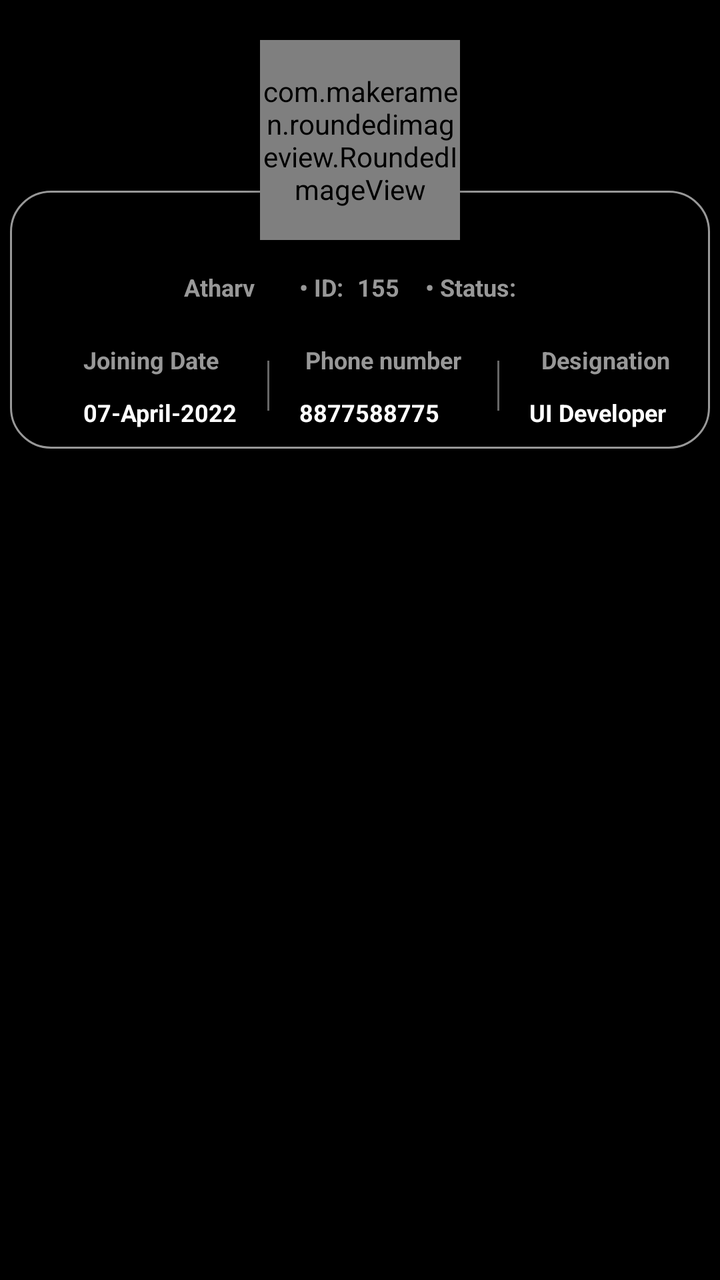
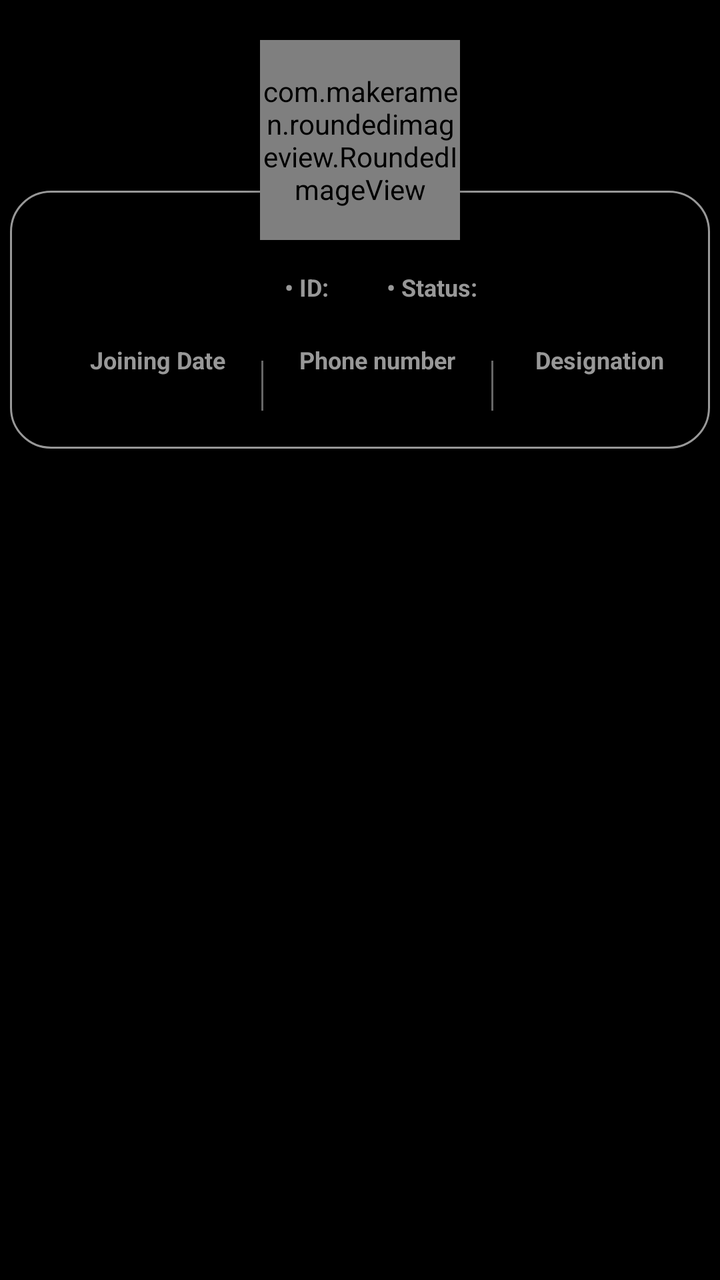

The first picture is an Android layout as it rendered before a commit; the second is the same layout after the commit. The layout source and the unified diff follow.
<!-- AndroidManifest.xml: application theme AppTheme -->
<!-- res/layout/fragment_emply_per_formance.xml -->
<?xml version="1.0" encoding="utf-8"?>
<layout>

    <LinearLayout xmlns:android="http://schemas.android.com/apk/res/android"
        xmlns:app="http://schemas.android.com/apk/res-auto"
        xmlns:tools="http://schemas.android.com/tools"
        android:layout_width="match_parent"
        android:layout_height="match_parent"
        android:background="@color/black"
        tools:context=".EmployeeAction.EmplyPerFormanceFragment">

        <ScrollView
            android:layout_width="match_parent"
            android:layout_height="wrap_content">

            <LinearLayout
                android:layout_width="match_parent"
                android:layout_height="wrap_content"
                android:orientation="vertical">

                <com.makeramen.roundedimageview.RoundedImageView
                    android:id="@+id/profilePhoto"
                    android:layout_width="100dp"
                    android:layout_height="100dp"
                    android:layout_gravity="center"
                    android:layout_marginTop="@dimen/_20dp"
                    android:layout_marginBottom="-30dp"
                    android:elevation="@dimen/_10"
                    app:riv_corner_radius="30dp"
                    android:scaleType="fitCenter"
                    app:riv_border_width="2dp"
                    android:src="@drawable/profilephoto" />

                <LinearLayout
                    android:layout_width="match_parent"
                    android:layout_height="wrap_content"
                    android:layout_gravity="bottom"
                    android:layout_margin="@dimen/_5dp"
                    android:background="@drawable/cardview_border"
                    android:gravity="center"
                    android:orientation="vertical"
                    android:padding="@dimen/_5dp"
                    android:paddingTop="@dimen/_30dp">


                    <LinearLayout
                        android:layout_width="match_parent"
                        android:layout_height="wrap_content"
                        android:layout_gravity="center"
                        android:layout_marginTop="@dimen/_30dp"
                        android:gravity="center"
                        android:orientation="horizontal">

                        <TextView
                            android:id="@+id/name"
                            android:layout_width="wrap_content"
                            android:layout_height="wrap_content"
                            android:padding="5dp"
                            android:paddingTop="@dimen/_20dp"
                            android:text="Atharv  "
                            android:textColor="#989898"
                            android:textSize="12dp"
                            android:textStyle="bold" />

                        <TextView
                            android:layout_width="wrap_content"
                            android:layout_height="wrap_content"
                            android:padding="5dp"
                            android:paddingTop="@dimen/_20dp"
                            android:text="  • ID:"
                            android:textColor="#989898"
                            android:textSize="12dp"
                            android:textStyle="bold" />

                        <TextView
                            android:id="@+id/id"
                            android:layout_width="wrap_content"
                            android:layout_height="wrap_content"
                            android:padding="2dp"
                            android:paddingTop="@dimen/_20dp"
                            android:text="155"
                            android:textColor="#989898"
                            android:textSize="12dp"
                            android:textStyle="bold" />

                        <TextView
                            android:layout_width="wrap_content"
                            android:layout_height="wrap_content"
                            android:padding="5dp"
                            android:paddingTop="@dimen/_20dp"
                            android:text="  • Status:"
                            android:textColor="#989898"
                            android:textSize="12dp"
                            android:textStyle="bold" />

                        <TextView
                            android:id="@+id/Status"
                            android:layout_width="wrap_content"
                            android:layout_height="wrap_content"
                            android:padding="2dp"
                            android:paddingTop="@dimen/_20dp"
                            android:text="  "
                            android:textColor="#989898"
                            android:textSize="12dp"
                            android:textStyle="bold" />
                    </LinearLayout>

                    <LinearLayout
                        android:layout_width="match_parent"
                        android:layout_height="wrap_content"
                        android:layout_gravity="center"
                        android:layout_marginTop="@dimen/_10dp"
                        android:gravity="center"
                        android:orientation="horizontal"
                        android:paddingStart="@dimen/_20dp">

                        <LinearLayout
                            android:layout_width="wrap_content"
                            android:layout_height="wrap_content"
                            android:orientation="vertical">

                            <TextView
                                android:layout_width="wrap_content"
                                android:layout_height="wrap_content"
                                android:padding="5dp"
                                android:paddingTop="@dimen/_20dp"
                                android:text="Joining Date "
                                android:textColor="#989898"
                                android:textSize="12dp"
                                android:textStyle="bold" />

                            <TextView
                                android:id="@+id/dateOfJoin"
                                android:layout_width="wrap_content"
                                android:layout_height="wrap_content"
                                android:padding="5dp"
                                android:paddingTop="@dimen/_20dp"
                                android:text="07-April-2022"
                                android:textColor="@color/white"
                                android:textSize="12dp"
                                android:textStyle="bold" />

                        </LinearLayout>

                        <ImageView
                            android:layout_width="wrap_content"
                            android:layout_height="wrap_content"
                            android:layout_margin="@dimen/_10"
                            android:src="@drawable/line" />

                        <LinearLayout
                            android:layout_width="wrap_content"
                            android:layout_height="wrap_content"
                            android:orientation="vertical">

                            <TextView
                                android:layout_width="wrap_content"
                                android:layout_height="wrap_content"
                                android:padding="5dp"
                                android:paddingTop="@dimen/_20dp"
                                android:text=" Phone number "
                                android:textColor="#989898"
                                android:textSize="12dp"
                                android:textStyle="bold" />

                            <TextView
                                android:id="@+id/phoneNum"
                                android:layout_width="wrap_content"
                                android:layout_height="wrap_content"
                                android:padding="5dp"
                                android:paddingTop="@dimen/_20dp"
                                android:text="8877588775"
                                android:textColor="@color/white"
                                android:textSize="12dp"
                                android:textStyle="bold" />

                        </LinearLayout>

                        <ImageView
                            android:layout_width="wrap_content"
                            android:layout_height="wrap_content"
                            android:layout_margin="@dimen/_10"
                            android:src="@drawable/line" />

                        <LinearLayout
                            android:layout_width="wrap_content"
                            android:layout_height="wrap_content"
                            android:orientation="vertical">

                            <TextView
                                android:layout_width="wrap_content"
                                android:layout_height="wrap_content"
                                android:padding="5dp"
                                android:paddingTop="@dimen/_20dp"
                                android:text="  Designation "
                                android:textColor="#989898"
                                android:textSize="12dp"
                                android:textStyle="bold" />

                            <TextView
                                android:id="@+id/designation"
                                android:layout_width="wrap_content"
                                android:layout_height="wrap_content"
                                android:padding="5dp"
                                android:paddingTop="@dimen/_20dp"
                                android:text="UI Developer"
                                android:textColor="@color/white"
                                android:textSize="12dp"
                                android:textStyle="bold" />

                        </LinearLayout>

                    </LinearLayout>

                </LinearLayout>

                <com.google.android.material.tabs.TabLayout
                    android:id="@+id/tabs"
                    android:layout_width="match_parent"
                    android:layout_height="wrap_content"
                    android:layout_marginTop="@dimen/_10"
                    android:layout_gravity="center"
                    android:animateLayoutChanges="true"
                    android:background="@color/black"
                    android:paddingBottom="@dimen/_10dp"
                    app:tabBackground="@drawable/select_tab_blue"
                    app:tabGravity="fill"
                    app:tabIndicator="@drawable/select_tab_blue"
                    app:tabMode="fixed"
                    app:tabSelectedTextColor="@color/white"
                    app:tabTextColor="#666666" />

                <androidx.viewpager2.widget.ViewPager2
                    android:id="@+id/viewPager"
                    android:layout_width="match_parent"
                    android:layout_height="1500dp"
                    android:layout_weight="1" />

            </LinearLayout>
        </ScrollView>
    </LinearLayout>
</layout>
<!-- resources referenced by this layout -->
<resources>
  <color name="black">#FF000000</color>
  <color name="white">#FFFFFF</color>
  <dimen name="_10">10dp</dimen>
  <dimen name="_10dp">10dp</dimen>
  <dimen name="_20dp">20dp</dimen>
  <dimen name="_30dp">30dp</dimen>
  <dimen name="_5dp">5dp</dimen>
  <!-- drawable cardview_border (drawable) -->
  <shape xmlns:android="http://schemas.android.com/apk/res/android"
      android:shape="rectangle">
      <solid android:color="@android:color/black" /> 
      <corners android:radius="20dp" />
      <stroke
          android:width="1dp"
          android:color="#989898"
          />
  </shape>
  <!-- drawable line: png bitmap (drawable, 135 bytes) -->
  <!-- drawable profilephoto: png bitmap (drawable, 10711 bytes) -->
  <!-- drawable select_tab_blue (drawable) -->
  <?xml version="1.0" encoding="utf-8"?>
  <selector xmlns:android="http://schemas.android.com/apk/res/android">
  
      <item android:drawable="@drawable/blue_bg" android:state_selected="true"/>
      <item android:drawable="@color/black"/>
  
  </selector>
  <style name="AppTheme" parent="Theme.MaterialComponents.Light.NoActionBar">
          <item name="colorPrimaryDark">@color/black</item>
          <item name="colorSurface">@color/white</item>
      </style>
  <!-- drawable blue_bg (drawable) -->
  <?xml version="1.0" encoding="utf-8"?>
  <shape xmlns:android="http://schemas.android.com/apk/res/android"
      android:shape="rectangle">
      <solid android:color="@color/lightBlue"/>
  <corners android:radius="@dimen/_20dp"/>
  </shape>
  <color name="lightBlue">#5E90FF</color>
</resources>

<!-- the commit's change to res/layout/fragment_emply_per_formance.xml (unified diff, before → after) -->
@@ -57,7 +57,7 @@
                             android:layout_height="wrap_content"
                             android:padding="5dp"
                             android:paddingTop="@dimen/_20dp"
-                            android:text="Atharv  "
+                            android:text="     "
                             android:textColor="#989898"
                             android:textSize="12dp"
                             android:textStyle="bold" />
@@ -78,7 +78,7 @@
                             android:layout_height="wrap_content"
                             android:padding="2dp"
                             android:paddingTop="@dimen/_20dp"
-                            android:text="155"
+                            android:text="   "
                             android:textColor="#989898"
                             android:textSize="12dp"
                             android:textStyle="bold" />
@@ -135,7 +135,7 @@
                                 android:layout_height="wrap_content"
                                 android:padding="5dp"
                                 android:paddingTop="@dimen/_20dp"
-                                android:text="07-April-2022"
+                                android:text="          "
                                 android:textColor="@color/white"
                                 android:textSize="12dp"
                                 android:textStyle="bold" />
@@ -169,7 +169,7 @@
                                 android:layout_height="wrap_content"
                                 android:padding="5dp"
                                 android:paddingTop="@dimen/_20dp"
-                                android:text="8877588775"
+                                android:text="          "
                                 android:textColor="@color/white"
                                 android:textSize="12dp"
                                 android:textStyle="bold" />
@@ -203,7 +203,7 @@
                                 android:layout_height="wrap_content"
                                 android:padding="5dp"
                                 android:paddingTop="@dimen/_20dp"
-                                android:text="UI Developer"
+                                android:text="     "
                                 android:textColor="@color/white"
                                 android:textSize="12dp"
                                 android:textStyle="bold" />
